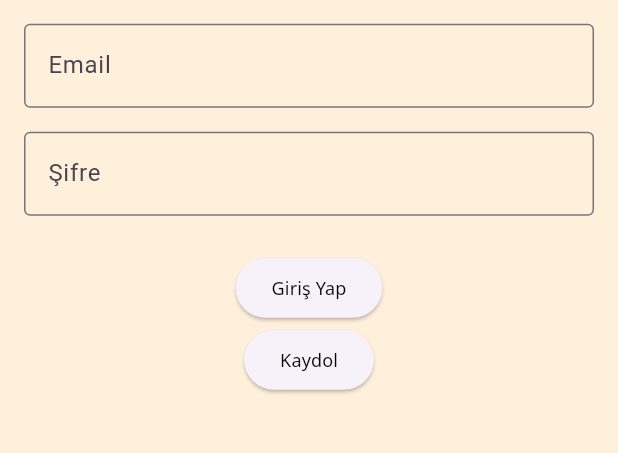
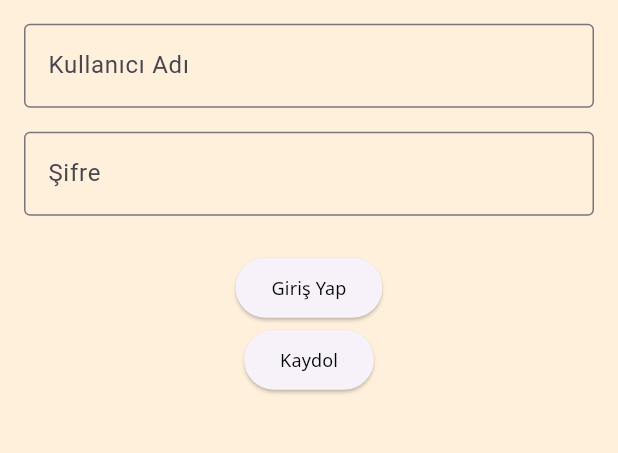
Before and after one commit to battista26/final_projesi, a Flutter app: the screen it shows after launch, after a tap on "Kaydol", on a phone screen of 412 x 824 dp, the part 571-1024 px from its top. Run offline on Flutter 3.47's test engine with Material 3 defaults, Android fonts, the phone set to English and light mode, and no system bars; our stand-ins replace flutter_rating_bar, google_fonts, image_picker, sqflite; accounts and stored records are empty.

Commit message:
added login,signup functions, databases

```diff
--- /dev/null
+++ b/lib/database_helper.dart
@@ -0,0 +1,212 @@
+import 'dart:async';
+import 'dart:io';
+import 'package:sqflite/sqflite.dart';
+import 'package:path/path.dart';
+import 'package:path_provider/path_provider.dart';
+import 'package:flutter/services.dart';
+import 'book_model.dart';
+
+class DatabaseHelper {
+  static final DatabaseHelper _instance = DatabaseHelper._internal();
+  factory DatabaseHelper() => _instance;
+  static Database? _database;
+
+  DatabaseHelper._internal();
+
+  Future<String> copyAssetToLocal(String assetPath) async {
+    final directory = await getApplicationDocumentsDirectory();
+    final fileName = assetPath.split('/').last;
+    final localPath = '${directory.path}/$fileName';
+
+    // Check if file already exists
+    if (!await File(localPath).exists()) {
+      final ByteData data = await rootBundle.load(assetPath);
+      final List<int> bytes = data.buffer.asUint8List();
+      await File(localPath).writeAsBytes(bytes);
+    }
+
+    return localPath;
+  }
+
+  Future<Database> get database async {
+    if (_database != null) return _database!;
+    _database = await _initDatabase();
+    return _database!;
+  }
+
+  Future<Database> _initDatabase() async {
+    String path = join(await getDatabasesPath(), 'library.db');
+    return openDatabase(
+      path,
+      version: 1,
+      onCreate: _onCreate,
+    );
+  }
+
+  Future<void> _onCreate(Database db, int version) async {
+    await db.execute('''
+      CREATE TABLE books (
+        id TEXT PRIMARY KEY,
+        title TEXT,
+        author TEXT,
+        cover TEXT,
+        summary TEXT,
+        ratings TEXT
+      )
+    ''');
+
+    // Creating users table
+    await db.execute('''
+      CREATE TABLE users (
+        id INTEGER PRIMARY KEY AUTOINCREMENT,
+        username TEXT NOT NULL UNIQUE,
+        password TEXT NOT NULL
+      )
+    ''');
+
+    final threekingdomsPath =
+        await copyAssetToLocal('assets/three_kingdoms.jpg');
+    final dunePath = await copyAssetToLocal('assets/dune.jpg');
+    final redRisingPath = await copyAssetToLocal('assets/red_rising.jpg');
+
+    await db.insert('books', {
+      'id': '1',
+      'title': 'Three Kingdoms',
+      'author': 'Luo Guanzhong',
+      'cover': threekingdomsPath, // example
+      'summary': 'Çinin Savaşan Devletler zamanından birleşmesine olan dönem.',
+      'ratings': ''
+    });
+
+    await db.insert('books', {
+      'id': '2',
+      'title': 'Dune',
+      'author': 'Frank Herbert',
+      'cover': dunePath, // example
+      'summary': 'Melanj içeren çöl gezegeni.',
+      'ratings': ''
+    });
+
+    await db.insert('books', {
+      'id': '3',
+      'title': 'Red Rising',
+      'author': 'Pierce Brown',
+      'cover': redRisingPath, // example
+      'summary':
+          'Marsta, madenci Darrowun elitlerin arasına sızmasını anlatıyor.',
+      'ratings': ''
+    });
+  }
+
+  // Insert a book
+  Future<void> insertBook(Book book) async {
+    final db = await database;
+    await db.insert(
+      'books',
+      {
+        'id': book.id,
+        'title': book.title,
+        'author': book.author,
+        'cover': book.cover,
+        'summary': book.summary,
+        'ratings': book.ratings.join(',')
+      },
+      conflictAlgorithm: ConflictAlgorithm.replace,
+    );
+  }
+
+  // Get all books
+  Future<List<Book>> fetchBooks() async {
+    final db = await database;
+    final List<Map<String, dynamic>> maps = await db.query('books');
+    return List.generate(maps.length, (i) {
+      return Book(
+        id: maps[i]['id'],
+        title: maps[i]['title'],
+        author: maps[i]['author'],
+        cover: maps[i]['cover'],
+        summary: maps[i]['summary'],
+        ratings: (maps[i]['ratings'] as String)
+            .split(',')
+            .where((e) => e.isNotEmpty)
+            .map((e) => int.parse(e))
+            .toList(),
+      );
+    });
+  }
+
+  // Update a book
+  Future<void> updateBook(Book book) async {
+    final db = await database;
+    await db.update(
+      'books',
+      {
+        'title': book.title,
+        'author': book.author,
+        'cover': book.cover,
+        'summary': book.summary,
+        'ratings': book.ratings.join(',')
+      },
+      where: 'id = ?',
+      whereArgs: [book.id],
+    );
+  }
+
+  // Delete a book
+  Future<void> deleteBook(String id) async {
+    final db = await database;
+    await db.delete(
+      'books',
+      where: 'id = ?',
+      whereArgs: [id],
+    );
+  }
+
+  // Insert a user (sign up)
+  Future<void> insertUser(String username, String password) async {
+    final db = await database;
+    await db.insert(
+      'users',
+      {
+        'username': username,
+        'password': password,
+      },
+      conflictAlgorithm: ConflictAlgorithm.replace,
+    );
+  }
+
+  // Get user by username (login)
+  Future<Map<String, dynamic>?> getUser(String username) async {
+    final db = await database;
+    final results = await db.query(
+      'users',
+      where: 'username = ?',
+      whereArgs: [username],
+    );
+    if (results.isNotEmpty) {
+      return results.first;
+    }
+    return null;
+  }
+
+  // Update a user (optional)
+  Future<void> updateUser(int id, String username, String password) async {
+    final db = await database;
+    await db.update(
+      'users',
+      {'username': username, 'password': password},
+      where: 'id = ?',
+      whereArgs: [id],
+    );
+  }
+
+  // Delete a user (optional)
+  Future<void> deleteUser(int id) async {
+    final db = await database;
+    await db.delete(
+      'users',
+      where: 'id = ?',
+      whereArgs: [id],
+    );
+  }
+}
--- a/lib/login.dart
+++ b/lib/login.dart
@@ -1,52 +1,51 @@
+import 'package:final_projesi/library.dart';
 import 'package:flutter/material.dart';
 import 'package:google_fonts/google_fonts.dart';
-//import 'package:firebase_auth/firebase_auth.dart';
-import 'library.dart';
+import 'database_helper.dart'; // Import the database helper
 
-TextEditingController emailController = TextEditingController();
+TextEditingController usernameController = TextEditingController();
 TextEditingController passwordController = TextEditingController();
-/*
+
+class LoginPage extends StatelessWidget {
+  const LoginPage({super.key});
+
   Future<void> loginUser(
-    String email, String password, BuildContext context) async {
-  try {
-    await FirebaseAuth.instance.signInWithEmailAndPassword(
-      email: email,
-      password: password,
-    );
+      String username, String password, BuildContext context) async {
+    final user = await DatabaseHelper().getUser(username);
+    if (user != null && user['password'] == password) {
+      // Successfully logged in
       ScaffoldMessenger.of(context).showSnackBar(
         SnackBar(content: Text('Giriş Yapıldı')),
       );
-    print('Giriş Yapıldı');
-    // Navigate to the next screen
-  } on FirebaseAuthException catch (e) {
+      Navigator.push(
+        context,
+        MaterialPageRoute(builder: (context) => LibraryPage()),
+      );
+    } else {
+      // Invalid credentials
       ScaffoldMessenger.of(context).showSnackBar(
-      SnackBar(content: Text('Giriş Yapılamadı: ${e.message}')),
+        SnackBar(
+            content:
+                Text('Giriş Yapılamadı: Geçersiz kullanıcı adı veya şifre')),
       );
     }
   }
 
   Future<void> signUpUser(
-    String email, String password, BuildContext context) async {
-  try {
-    await FirebaseAuth.instance.createUserWithEmailAndPassword(
-      email: email,
-      password: password,
+      String username, String password, BuildContext context) async {
+    final existingUser = await DatabaseHelper().getUser(username);
+    if (existingUser != null) {
+      ScaffoldMessenger.of(context).showSnackBar(
+        SnackBar(content: Text('Bu kullanıcı adı zaten mevcut')),
       );
+      return;
+    }
+
+    await DatabaseHelper().insertUser(username, password);
     ScaffoldMessenger.of(context).showSnackBar(
       SnackBar(content: Text('Kayıt Başarılı')),
     );
-    print('Kayıt Başarılı');
-    // Navigate to the next screen
-  } on FirebaseAuthException catch (e) {
-    ScaffoldMessenger.of(context).showSnackBar(
-      SnackBar(content: Text('Kayıt Başarısız: ${e.message}')),
-    );
   }
-}
-*/
-
-class LoginPage extends StatelessWidget {
-  const LoginPage({super.key});
 
   @override
   Widget build(BuildContext context) {
@@ -83,9 +82,9 @@ class LoginPage extends StatelessWidget {
             ),
             const SizedBox(height: 16),
             TextField(
-              controller: emailController, // Attach the email controller
+              controller: usernameController, // Attach the email controller
               decoration: const InputDecoration(
-                labelText: 'Email',
+                labelText: 'Kullanıcı Adı',
                 border: OutlineInputBorder(),
               ),
             ),
@@ -101,14 +100,10 @@ class LoginPage extends StatelessWidget {
             const SizedBox(height: 24),
             ElevatedButton(
               onPressed: () {
-                // Get the email and password from the controllers
-                String email = emailController.text;
+                String username = usernameController.text;
                 String password = passwordController.text;
 
-                Navigator.push(
-                  context,
-                  MaterialPageRoute(builder: (context) => LibraryPage()),
-                );
+                loginUser(username, password, context);
               },
               child: Text(
                 'Giriş Yap',
@@ -121,9 +116,10 @@ class LoginPage extends StatelessWidget {
             ),
             ElevatedButton(
               onPressed: () {
-                // Get the email and password from the controllers
-                String email = emailController.text;
+                String username = usernameController.text;
                 String password = passwordController.text;
+
+                signUpUser(username, password, context);
               },
               child: Text(
                 'Kaydol',
--- a/pubspec.yaml
+++ b/pubspec.yaml
@@ -12,6 +12,9 @@ dependencies:
   google_fonts: ^6.2.1
   image_picker: ^0.8.6+3
   flutter_rating_bar: ^4.0.1
+  sqflite: ^2.4.1
+  path: ^1.9.0
+  path_provider: ^2.0.15
 
 dev_dependencies:
   flutter_test:
@@ -23,6 +26,9 @@ flutter:
   uses-material-design: true
   assets:
     - assets/
+    - assets/three_kingdoms.jpg
+    - assets/dune.jpg
+    - assets/red_rising.jpg
 
 flutter_launcher_icons:
   android: "launcher_icon"
```
Also changed, not shown: lib/library.dart (+29 -10 lines), assets/dune.jpg (added), assets/red_rising.jpg (added), assets/three_kingdoms.jpg (added), pubspec.lock, 1 other file. Lines whose indentation alone changed are shown as unchanged.
